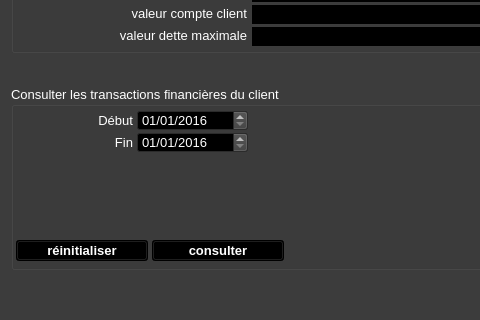
First picture: the form in ui/yeroth-erp-payer-compte-client-window.ui, repository xnoumbissinoundou/yeroth-erp-3.0, before the edit; both pictures show x 0 to 480 and y 281 to 601 of the 799 by 601 pixel window.
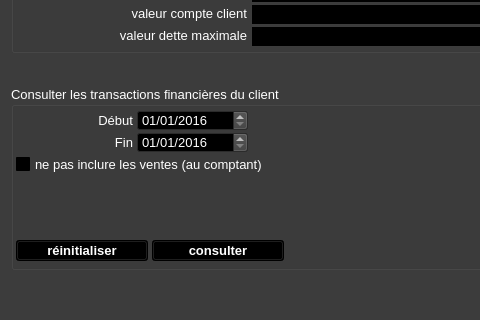
Second picture: the form after the edit. Icons and pictures are not drawn. Custom widgets are drawn as their Qt base class.

Commit message: On branch master 	modified:   bin/yeroth-erp-3-0_english.qm 	modified:   src/windows/yeroth-erp-payer-compte-client-window.cpp 	modified:   ui/yeroth-erp-payer-compte-client-window.ui 	modified:   yeroth-erp-3-0_english.ts

```diff
--- a/ui/yeroth-erp-payer-compte-client-window.ui
+++ b/ui/yeroth-erp-payer-compte-client-window.ui
@@ -15671,6 +15671,450 @@
       <bool>false</bool>
      </property>
     </widget>
+    <widget class="QCheckBox" name="checkBox_ne_pas_inclure_les_ventes_comptant">
+     <property name="geometry">
+      <rect>
+       <x>5</x>
+       <y>68</y>
+       <width>248</width>
+       <height>21</height>
+      </rect>
+     </property>
+     <property name="palette">
+      <palette>
+       <active>
+        <colorrole role="WindowText">
+         <brush brushstyle="SolidPattern">
+          <color alpha="255">
+           <red>255</red>
+           <green>255</green>
+           <blue>255</blue>
+          </color>
+         </brush>
+        </colorrole>
+        <colorrole role="Button">
+         <brush brushstyle="SolidPattern">
+          <color alpha="255">
+           <red>0</red>
+           <green>0</green>
+           <blue>0</blue>
+          </color>
+         </brush>
+        </colorrole>
+        <colorrole role="Light">
+         <brush brushstyle="SolidPattern">
+          <color alpha="255">
+           <red>0</red>
+           <green>0</green>
+           <blue>0</blue>
+          </color>
+         </brush>
+        </colorrole>
+        <colorrole role="Midlight">
+         <brush brushstyle="SolidPattern">
+          <color alpha="255">
+           <red>0</red>
+           <green>0</green>
+           <blue>0</blue>
+          </color>
+         </brush>
+        </colorrole>
+        <colorrole role="Dark">
+         <brush brushstyle="SolidPattern">
+          <color alpha="255">
+           <red>0</red>
+           <green>0</green>
+           <blue>0</blue>
+          </color>
+         </brush>
+        </colorrole>
+        <colorrole role="Mid">
+         <brush brushstyle="SolidPattern">
+          <color alpha="255">
+           <red>0</red>
+           <green>0</green>
+           <blue>0</blue>
+          </color>
+         </brush>
+        </colorrole>
+        <colorrole role="Text">
+         <brush brushstyle="SolidPattern">
+          <color alpha="255">
+           <red>255</red>
+           <green>255</green>
+           <blue>255</blue>
+          </color>
+         </brush>
+        </colorrole>
+        <colorrole role="BrightText">
+         <brush brushstyle="SolidPattern">
+          <color alpha="255">
+           <red>255</red>
+           <green>255</green>
+           <blue>255</blue>
+          </color>
+         </brush>
+        </colorrole>
+        <colorrole role="ButtonText">
+         <brush brushstyle="SolidPattern">
+          <color alpha="255">
+           <red>255</red>
+           <green>255</green>
+           <blue>255</blue>
+          </color>
+         </brush>
+        </colorrole>
+        <colorrole role="Base">
+         <brush brushstyle="SolidPattern">
+          <color alpha="255">
+           <red>0</red>
+           <green>0</green>
+           <blue>0</blue>
+          </color>
+         </brush>
+        </colorrole>
+        <colorrole role="Window">
+         <brush brushstyle="SolidPattern">
+          <color alpha="255">
+           <red>0</red>
+           <green>0</green>
+           <blue>0</blue>
+          </color>
+         </brush>
+        </colorrole>
+        <colorrole role="Shadow">
+         <brush brushstyle="SolidPattern">
+          <color alpha="255">
+           <red>0</red>
+           <green>0</green>
+           <blue>0</blue>
+          </color>
+         </brush>
+        </colorrole>
+        <colorrole role="AlternateBase">
+         <brush brushstyle="SolidPattern">
+          <color alpha="255">
+           <red>0</red>
+           <green>0</green>
+           <blue>0</blue>
+          </color>
+         </brush>
+        </colorrole>
+        <colorrole role="ToolTipBase">
+         <brush brushstyle="SolidPattern">
+          <color alpha="255">
+           <red>255</red>
+           <green>255</green>
+           <blue>220</blue>
+          </color>
+         </brush>
+        </colorrole>
+        <colorrole role="ToolTipText">
+         <brush brushstyle="SolidPattern">
+          <color alpha="255">
+           <red>0</red>
+           <green>0</green>
+           <blue>0</blue>
+          </color>
+         </brush>
+        </colorrole>
+       </active>
+       <inactive>
+        <colorrole role="WindowText">
+         <brush brushstyle="SolidPattern">
+          <color alpha="255">
+           <red>255</red>
+           <green>255</green>
+           <blue>255</blue>
+          </color>
+         </brush>
+        </colorrole>
+        <colorrole role="Button">
+         <brush brushstyle="SolidPattern">
+          <color alpha="255">
+           <red>0</red>
+           <green>0</green>
+           <blue>0</blue>
+          </color>
+         </brush>
+        </colorrole>
+        <colorrole role="Light">
+         <brush brushstyle="SolidPattern">
+          <color alpha="255">
+           <red>0</red>
+           <green>0</green>
+           <blue>0</blue>
+          </color>
+         </brush>
+        </colorrole>
+        <colorrole role="Midlight">
+         <brush brushstyle="SolidPattern">
+          <color alpha="255">
+           <red>0</red>
+           <green>0</green>
+           <blue>0</blue>
+          </color>
+         </brush>
+        </colorrole>
+        <colorrole role="Dark">
+         <brush brushstyle="SolidPattern">
+          <color alpha="255">
+           <red>0</red>
+           <green>0</green>
+           <blue>0</blue>
+          </color>
+         </brush>
+        </colorrole>
+        <colorrole role="Mid">
+         <brush brushstyle="SolidPattern">
+          <color alpha="255">
+           <red>0</red>
+           <green>0</green>
+           <blue>0</blue>
+          </color>
+         </brush>
+        </colorrole>
+        <colorrole role="Text">
+         <brush brushstyle="SolidPattern">
+          <color alpha="255">
+           <red>255</red>
+           <green>255</green>
+           <blue>255</blue>
+          </color>
+         </brush>
+        </colorrole>
+        <colorrole role="BrightText">
+         <brush brushstyle="SolidPattern">
+          <color alpha="255">
+           <red>255</red>
+           <green>255</green>
+           <blue>255</blue>
+          </color>
+         </brush>
+        </colorrole>
+        <colorrole role="ButtonText">
+         <brush brushstyle="SolidPattern">
+          <color alpha="255">
+           <red>255</red>
+           <green>255</green>
+           <blue>255</blue>
+          </color>
+         </brush>
+        </colorrole>
+        <colorrole role="Base">
+         <brush brushstyle="SolidPattern">
+          <color alpha="255">
+           <red>0</red>
+           <green>0</green>
+           <blue>0</blue>
+          </color>
+         </brush>
+        </colorrole>
+        <colorrole role="Window">
+         <brush brushstyle="SolidPattern">
+          <color alpha="255">
+           <red>0</red>
+           <green>0</green>
+           <blue>0</blue>
+          </color>
+         </brush>
+        </colorrole>
+        <colorrole role="Shadow">
+         <brush brushstyle="SolidPattern">
+          <color alpha="255">
+           <red>0</red>
+           <green>0</green>
+           <blue>0</blue>
+          </color>
+         </brush>
+        </colorrole>
+        <colorrole role="AlternateBase">
+         <brush brushstyle="SolidPattern">
+          <color alpha="255">
+           <red>0</red>
+           <green>0</green>
+           <blue>0</blue>
+          </color>
+         </brush>
+        </colorrole>
+        <colorrole role="ToolTipBase">
+         <brush brushstyle="SolidPattern">
+          <color alpha="255">
+           <red>255</red>
+           <green>255</green>
+           <blue>220</blue>
+          </color>
+         </brush>
+        </colorrole>
+        <colorrole role="ToolTipText">
+         <brush brushstyle="SolidPattern">
+          <color alpha="255">
+           <red>0</red>
+           <green>0</green>
+           <blue>0</blue>
+          </color>
+         </brush>
+        </colorrole>
+       </inactive>
+       <disabled>
+        <colorrole role="WindowText">
+         <brush brushstyle="SolidPattern">
+          <color alpha="255">
+           <red>0</red>
+           <green>0</green>
+           <blue>0</blue>
+          </color>
+         </brush>
+        </colorrole>
+        <colorrole role="Button">
+         <brush brushstyle="SolidPattern">
+          <color alpha="255">
+           <red>0</red>
+           <green>0</green>
+           <blue>0</blue>
+          </color>
+         </brush>
+        </colorrole>
+        <colorrole role="Light">
+         <brush brushstyle="SolidPattern">
+          <color alpha="255">
+           <red>0</red>
+           <green>0</green>
+           <blue>0</blue>
+          </color>
+         </brush>
+        </colorrole>
+        <colorrole role="Midlight">
+         <brush brushstyle="SolidPattern">
+          <color alpha="255">
+           <red>0</red>
+           <green>0</green>
+           <blue>0</blue>
+          </color>
+         </brush>
+        </colorrole>
+        <colorrole role="Dark">
+         <brush brushstyle="SolidPattern">
+          <color alpha="255">
+           <red>0</red>
+           <green>0</green>
+           <blue>0</blue>
+          </color>
+         </brush>
+        </colorrole>
+        <colorrole role="Mid">
+         <brush brushstyle="SolidPattern">
+          <color alpha="255">
+           <red>0</red>
+           <green>0</green>
+           <blue>0</blue>
+          </color>
+         </brush>
+        </colorrole>
+        <colorrole role="Text">
+         <brush brushstyle="SolidPattern">
+          <color alpha="255">
+           <red>0</red>
+           <green>0</green>
+           <blue>0</blue>
+          </color>
+         </brush>
+        </colorrole>
+        <colorrole role="BrightText">
+         <brush brushstyle="SolidPattern">
+          <color alpha="255">
+           <red>255</red>
+           <green>255</green>
+           <blue>255</blue>
+          </color>
+         </brush>
+        </colorrole>
+        <colorrole role="ButtonText">
+         <brush brushstyle="SolidPattern">
+          <color alpha="255">
+           <red>0</red>
+           <green>0</green>
+           <blue>0</blue>
+          </color>
+         </brush>
+        </colorrole>
+        <colorrole role="Base">
+         <brush brushstyle="SolidPattern">
+          <color alpha="255">
+           <red>0</red>
+           <green>0</green>
+           <blue>0</blue>
+          </color>
+         </brush>
+        </colorrole>
+        <colorrole role="Window">
+         <brush brushstyle="SolidPattern">
+          <color alpha="255">
+           <red>0</red>
+           <green>0</green>
+           <blue>0</blue>
+          </color>
+         </brush>
+        </colorrole>
+        <colorrole role="Shadow">
+         <brush brushstyle="SolidPattern">
+          <color alpha="255">
+           <red>0</red>
+           <green>0</green>
+           <blue>0</blue>
+          </color>
+         </brush>
+        </colorrole>
+        <colorrole role="AlternateBase">
+         <brush brushstyle="SolidPattern">
+          <color alpha="255">
+           <red>0</red>
+           <green>0</green>
+           <blue>0</blue>
+          </color>
+         </brush>
+        </colorrole>
+        <colorrole role="ToolTipBase">
+         <brush brushstyle="SolidPattern">
+          <color alpha="255">
+           <red>255</red>
+           <green>255</green>
+           <blue>220</blue>
+          </color>
+         </brush>
+        </colorrole>
+        <colorrole role="ToolTipText">
+         <brush brushstyle="SolidPattern">
+          <color alpha="255">
+           <red>0</red>
+           <green>0</green>
+           <blue>0</blue>
+          </color>
+         </brush>
+        </colorrole>
+       </disabled>
+      </palette>
+     </property>
+     <property name="font">
+      <font>
+       <pointsize>10</pointsize>
+       <weight>50</weight>
+       <bold>false</bold>
+      </font>
+     </property>
+     <property name="focusPolicy">
+      <enum>Qt::StrongFocus</enum>
+     </property>
+     <property name="layoutDirection">
+      <enum>Qt::LeftToRight</enum>
+     </property>
+     <property name="styleSheet">
+      <string notr="true"/>
+     </property>
+     <property name="text">
+      <string>ne pas inclure les ventes (au comptant)</string>
+     </property>
+    </widget>
    </widget>
   </widget>
   <widget class="QMenuBar" name="menubar_entrerWindow">
```
The commit also changes 3 other files.
